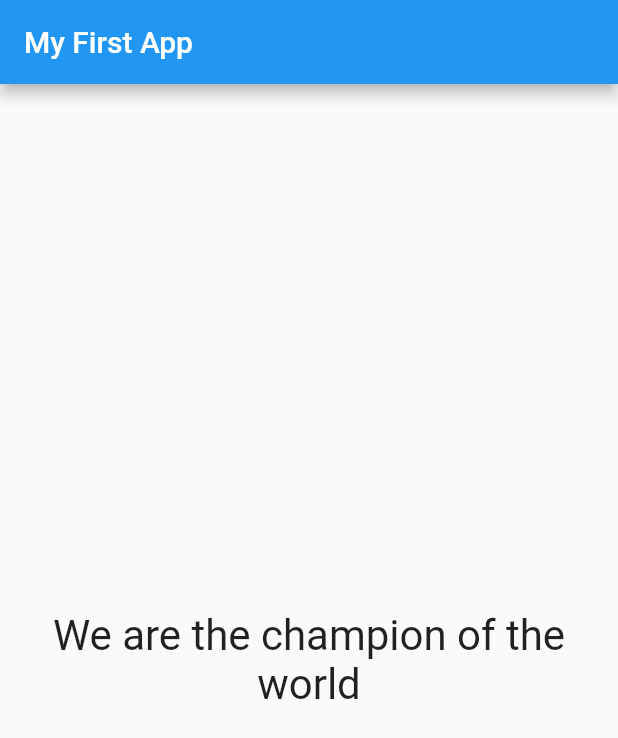
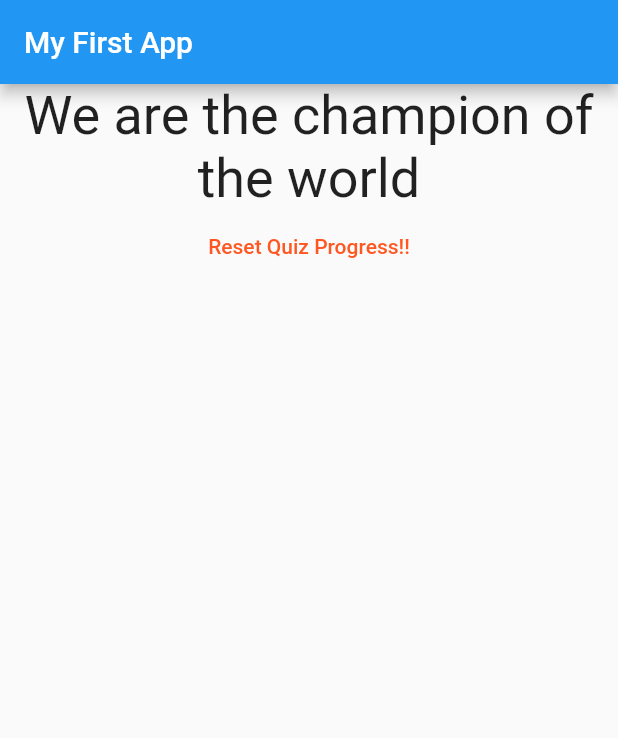
Before and after one commit to Shubxam/Flutter-Quiz-App, a Flutter app: the screen it shows after launch, after a tap on "3 Idiots", after a tap on "Aloo Paratha", after a tap on "Salman", on a phone screen of 412 x 824 dp. Shown: the top 738 px of the screen. Run offline on Flutter 3.47's test engine with Material 2 defaults, Android fonts, the phone set to English and light mode, and no system bars.

Commit message:
add button to reset the app progress

```diff
--- a/lib/Result.dart
+++ b/lib/Result.dart
@@ -2,25 +2,35 @@ import 'package:flutter/material.dart';
 
 class Result extends StatelessWidget {
   final int finalScore;
-  Result(this.finalScore);
-  String get resultPhrase{
+  final Function resetProgress;
+  Result(this.finalScore, this.resetProgress);
+  String get resultPhrase {
     String resultText;
     if (finalScore < 8) {
       resultText = "You Son of a Bitch";
-    } else if (finalScore < 15){
+    } else if (finalScore < 15) {
       resultText = "You're Okay I guess";
     } else {
       resultText = "We are the champion of the world";
     }
     return resultText;
   }
+
   @override
   Widget build(BuildContext context) {
     return Center(
-      child: Text(
-        resultPhrase,
-        style: TextStyle(fontSize: 28),
-        textAlign: TextAlign.center,
+      child: Column(
+        children: <Widget>[
+          Text(
+            resultPhrase,
+            style: TextStyle(fontSize: 36),
+            textAlign: TextAlign.center,
+          ),
+          FlatButton(
+            child: Text("Reset Quiz Progress!!", style: TextStyle(color: Colors.deepOrange),),
+            onPressed: resetProgress,
+          )
+        ],
       ),
     );
   }
--- a/lib/main.dart
+++ b/lib/main.dart
@@ -20,6 +20,13 @@ class _MyAppState extends State<MyApp> {
     fScore += cScore;
     setState(() {
       _questionIndex += 1;
+    });
+  }
+
+  void resetProgress(){
+    setState(() {
+      _questionIndex = 0;
+      fScore = 0;
     });
   }
 
@@ -49,7 +56,7 @@ class _MyAppState extends State<MyApp> {
                   questionIndex: _questionIndex,
                   questions: _questions,
                 )
-              : Result(fScore),
+              : Result(fScore, resetProgress),
         ),
       );
 }
```
